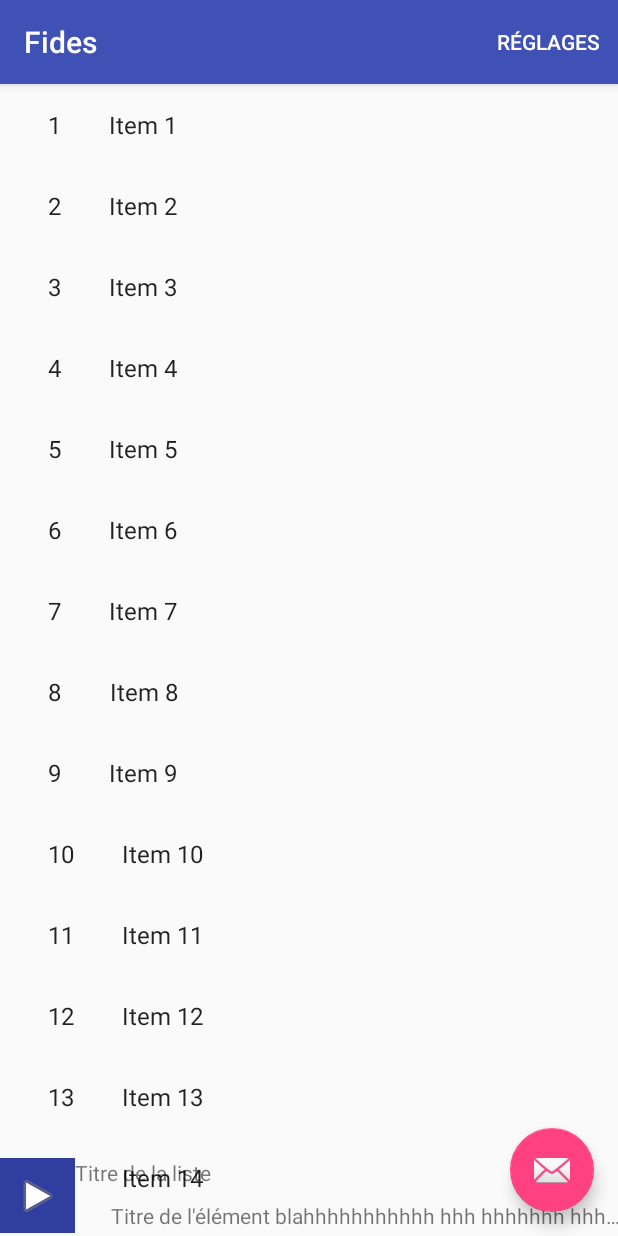
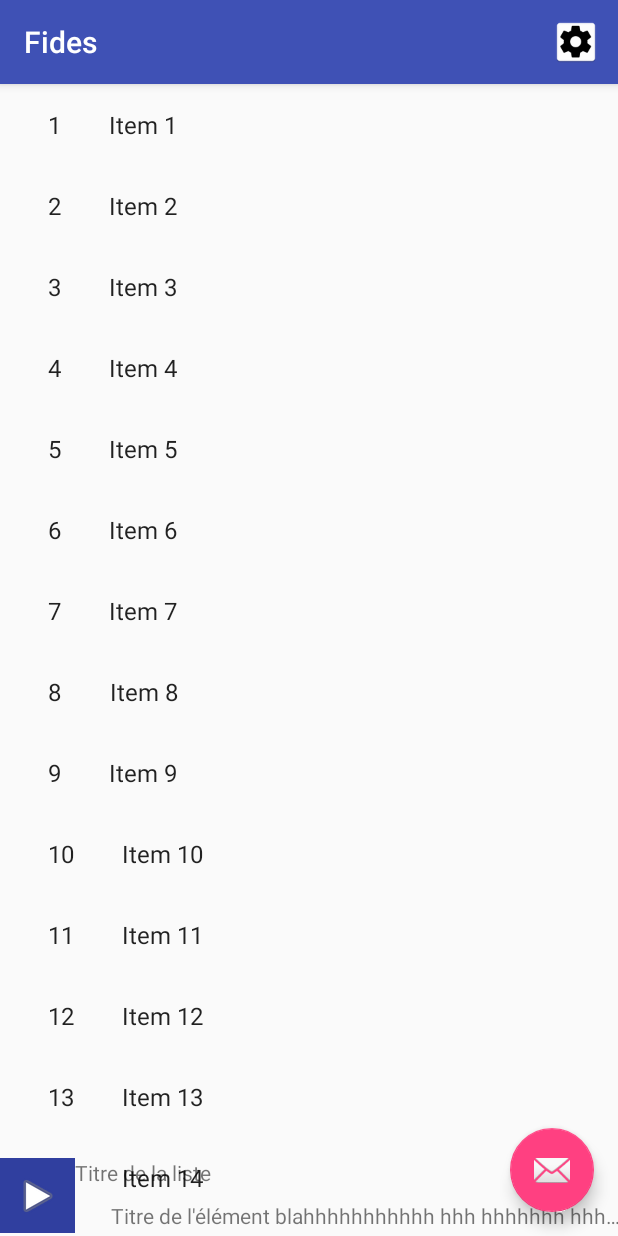
Before and after one commit to hamadycisse/hackathon2017, an Android app: the screen it shows after launch (PlaylistListActivity), on a phone screen of 412 x 824 dp. Run offline under Robolectric (Android 15) with nearby library versions, the phone set to English and light mode, and no system bars; our stand-ins replace ButterKnife; libraries missing offline, so code that uses them is left out: retrofit2.converter.jackson; 7 statements that could not run were skipped.

Commit message:
Image de l'icone des settings. Différentes tailles. Pas transparent. Menu avec bouton pour aller aux settings

```diff
--- a/app/src/main/res/menu/main_menu.xml
+++ b/app/src/main/res/menu/main_menu.xml
@@ -1,5 +1,5 @@
 <?xml version="1.0" encoding="utf-8"?>
 <menu xmlns:android="http://schemas.android.com/apk/res/android"
     xmlns:app="http://schemas.android.com/apk/res-auto">
-    <item android:title="Réglages"  android:visible="true" app:showAsAction="always" ></item>
+    <item android:title="Réglages"  android:icon="@mipmap/icon_settings" android:visible="true" app:showAsAction="always" ></item>
 </menu>
```
Also changed, not shown: app/src/main/icon_settings-web.png (added), app/src/main/res/mipmap-hdpi/icon_settings.png (added), app/src/main/res/mipmap-mdpi/icon_settings.png (added), app/src/main/res/mipmap-xhdpi/icon_settings.png (added), app/src/main/res/mipmap-xxhdpi/icon_settings.png (added), app/src/main/res/mipmap-xxxhdpi/icon_settings.png (added).
